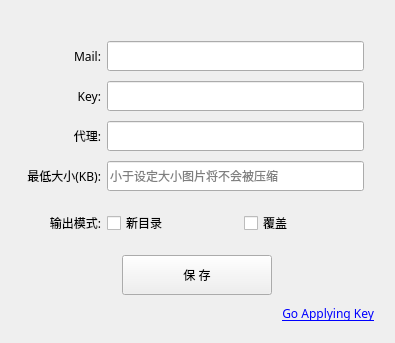
Above: tinypng/SettingWindow.ui from yongplus/tinypng before the change. Below: the same form after it.
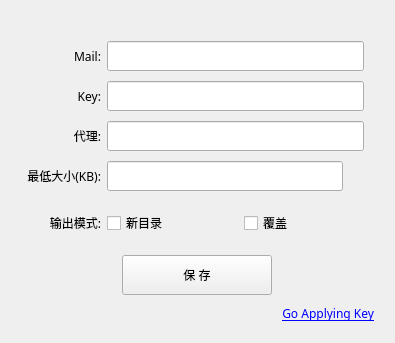
That is the form after the change. Icons and pictures are not drawn.

```diff
--- a/tinypng/SettingWindow.ui
+++ b/tinypng/SettingWindow.ui
@@ -235,7 +235,31 @@
           <string/>
          </property>
          <property name="placeholderText">
-          <string>小于设定大小图片将不会被压缩</string>
+          <string/>
+         </property>
+        </widget>
+       </item>
+       <item>
+        <widget class="QPushButton" name="askbtn">
+         <property name="sizePolicy">
+          <sizepolicy hsizetype="Fixed" vsizetype="Fixed">
+           <horstretch>0</horstretch>
+           <verstretch>0</verstretch>
+          </sizepolicy>
+         </property>
+         <property name="maximumSize">
+          <size>
+           <width>15</width>
+           <height>15</height>
+          </size>
+         </property>
+         <property name="styleSheet">
+          <string notr="true">image: url(:/res/icons/ask.png);
+background:none;
+border:none;</string>
+         </property>
+         <property name="text">
+          <string/>
          </property>
         </widget>
        </item>
```
